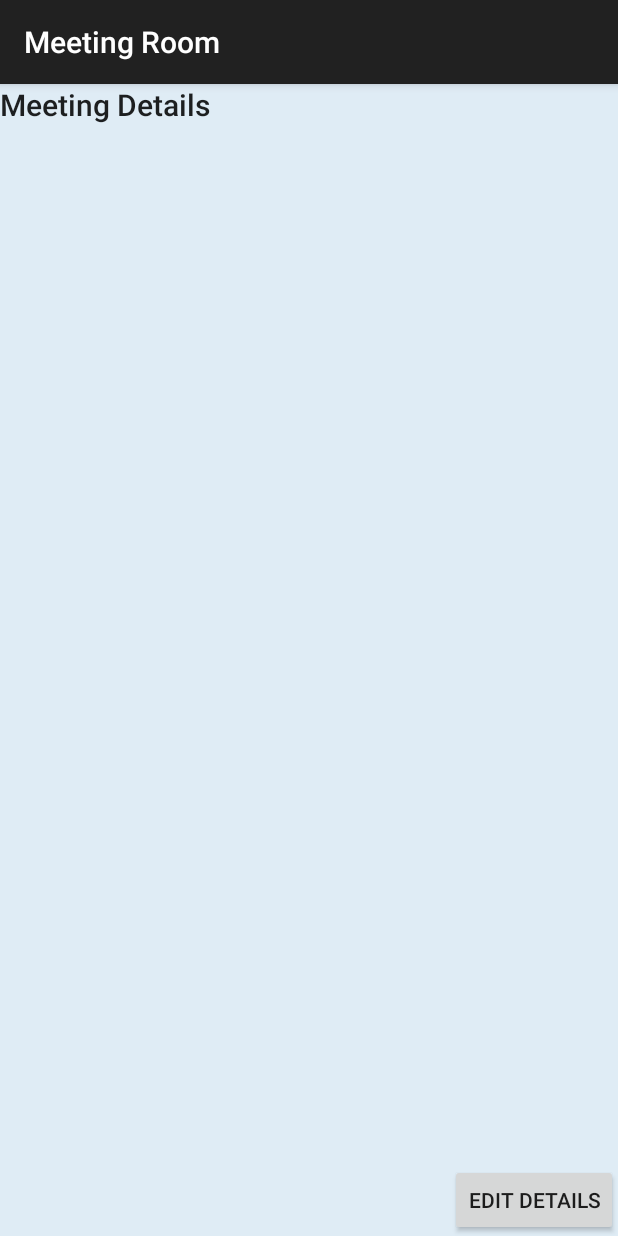
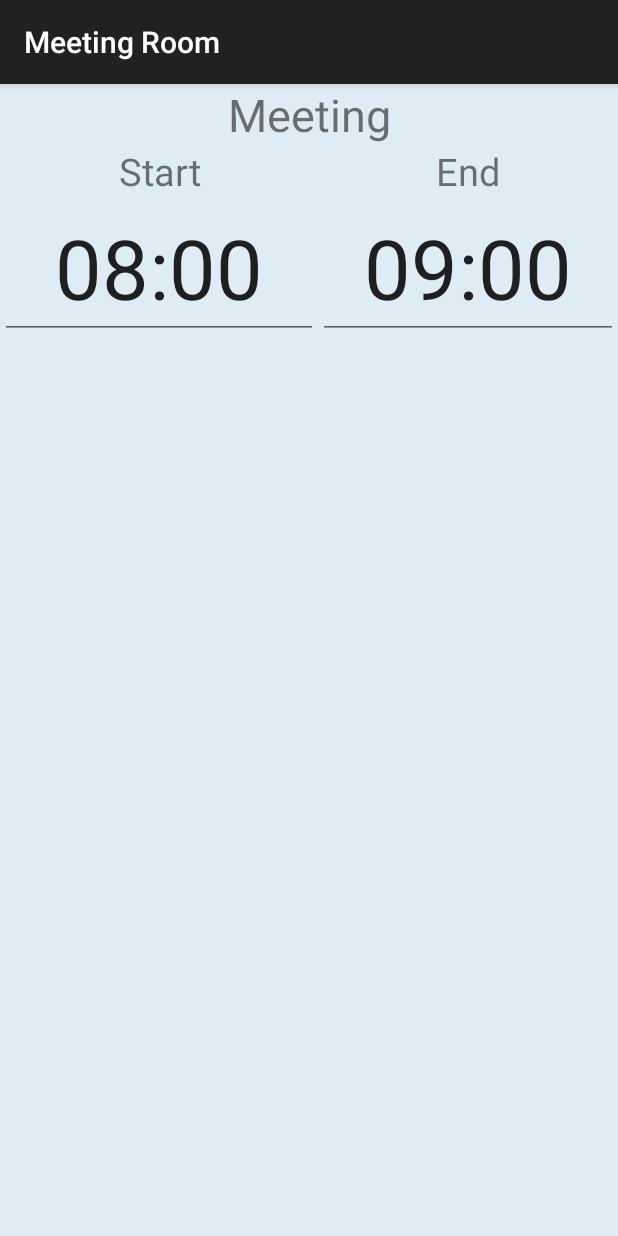
Before and after one commit to IMQS/imqs-android, an Android app: the fragment DetailFragment shown on its own in the app's theme, on a phone screen of 412 x 824 dp. Run offline under Robolectric (Android 15) with nearby library versions, the phone set to English and light mode, and no system bars; 1 statement that could not run was skipped.

Commit message:
modified layout for detail screen, including listeners for time clicks.

```diff
--- a/imqs-meeting-room/src/main/java/za/co/imqs/meetingroom/DetailFragment.java
+++ b/imqs-meeting-room/src/main/java/za/co/imqs/meetingroom/DetailFragment.java
@@ -1,14 +1,17 @@
 package za.co.imqs.meetingroom;
 
 import android.app.Activity;
+import android.app.Dialog;
 import android.app.Fragment;
 import android.app.FragmentTransaction;
+import android.app.TimePickerDialog;
 import android.graphics.Color;
 import android.os.Bundle;
 import android.view.LayoutInflater;
 import android.view.View;
 import android.view.ViewGroup;
-import android.widget.Button;
+import android.widget.EditText;
+import android.widget.TimePicker;
 
 /**
  * This indicates the details of a meeting
@@ -16,17 +19,22 @@ import android.widget.Button;
  */
 public class DetailFragment extends Fragment implements View.OnClickListener {
 
+    Detail detail = null;
+
     @Override
     public View onCreateView(LayoutInflater inflater, ViewGroup container, Bundle savedInstanceState) {
         View result = inflater.inflate(R.layout.fragment_detail, container, false);
         result.setBackgroundColor(Color.parseColor("#DFECF5"));
+        detail = Detail.getDetail();
         result = initiateButtons(result);
         return result;
     }
 
     public View initiateButtons(View view) {
-        final Button buttonEditDetail = (Button) view.findViewById(R.id.button_edit_detail);
-        buttonEditDetail.setOnClickListener(this);
+        final View startTime = (View) view.findViewById(R.id.fragment_detail_start_time);
+        final View endTime = (View) view.findViewById(R.id.fragment_detail_end_time);
+        startTime.setOnClickListener(this);
+        endTime.setOnClickListener(this);
         return view;
     }
 
@@ -58,25 +66,41 @@ public class DetailFragment extends Fragment implements View.OnClickListener {
     @Override
     public void onClick(View view) {
         switch (view.getId()) {
-            case R.id.button_edit_detail: onClickButtonEditDetail(view);
+            case R.id.fragment_detail_start_time: onClickStartTime(view, detail);
+            case R.id.fragment_detail_end_time: onClickEndTime(view, detail);
         }
     }
 
     /**
-     * Button action for editing a meeting's details
+     * TODO Refacrotr onClickStartTime() and onClickEndTime() to be DRY
+     * Opens the Start Time Dialog
      */
-    public View onClickButtonEditDetail(View view) {
+    public View onClickStartTime(final View view, final Detail detail) {
+        TimePickerDialog dialog = new TimePickerDialog(getActivity().getApplicationContext(), new TimePickerDialog.OnTimeSetListener() {
+            @Override
+            public void onTimeSet(TimePicker timePicker, int hour, int minute) {
+                detail.setStartTime(hour, minute);
+                ((EditText)view).setText(hour + ":" + minute);
+            }
+        }, this.detail.getStartTimeHour(), this.detail.getStartTimeMin(), true);
+        dialog.setTitle("Select Meeting Start Time");
+        dialog.show();
+        return view;
+    }
 
-        Activity parentActivity = (Activity)this.getActivity();
-
-        FragmentTransaction transaction = parentActivity.getFragmentManager().beginTransaction();
-        Fragment newFragment = new EditDetailFragment();
-        transaction.hide(this);
-        transaction.replace(R.id.container_detail, newFragment, "EditDetailsTag");
-        transaction.addToBackStack(null);
-        transaction.commit();
-
-
+    /**
+     * Opens the End Time Dialog
+     */
+    public View onClickEndTime(final View view, final Detail detail) {
+        TimePickerDialog dialog = new TimePickerDialog(getActivity().getApplicationContext(), new TimePickerDialog.OnTimeSetListener() {
+            @Override
+            public void onTimeSet(TimePicker timePicker, int hour, int minute) {
+                detail.setEndTime(hour, minute);
+                ((EditText)view).setText( hour + ":" + minute);
+            }
+        }, this.detail.getStartTimeHour(), this.detail.getStartTimeMin(), true);
+        dialog.setTitle("Select Meeting End Time");
+        dialog.show();
         return view;
     }
 }
--- a/imqs-meeting-room/src/main/java/za/co/imqs/meetingroom/MainActivity.java
+++ b/imqs-meeting-room/src/main/java/za/co/imqs/meetingroom/MainActivity.java
@@ -6,9 +6,14 @@ import android.app.FragmentTransaction;
 import android.os.Bundle;
 import android.view.View;
 
+import java.util.Date;
+
 public class MainActivity extends Activity {
 
 	public static String MESSAGE = "inter_activity_key";
+
+    Date startTime;
+    Date endTime;
 
 	@Override
 	protected void onCreate(Bundle savedInstanceState) {
--- a/imqs-meeting-room/src/main/res/layout/fragment_detail.xml
+++ b/imqs-meeting-room/src/main/res/layout/fragment_detail.xml
@@ -1,21 +1,68 @@
-<GridLayout xmlns:android="http://schemas.android.com/apk/res/android"
-    android:id="@+id/fragment_detail"
-    android:layout_width="fill_parent"
-    android:layout_height="fill_parent"
-    android:orientation="horizontal">
+<TableLayout xmlns:android="http://schemas.android.com/apk/res/android"
+    android:id="@+id/fragment_detail_inner"
+    android:layout_width="match_parent"
+    android:layout_height="match_parent"
+    android:orientation="horizontal"
+    android:stretchColumns="*">
 
-    <TextView android:id="@+id/header_detail_view_text"
-        android:hint="@string/header_detail_message"
-        android:text="@string/header_detail_message"
-        android:layout_width="wrap_content"
-        android:layout_height="wrap_content"
-        style="@style/TextAppearance.AppCompat.Widget.ActionMode.Title" />
+    <TableRow
+        android:layout_width="match_parent"
+        android:layout_height="wrap_content">
 
-    <Button
-        android:id="@+id/button_edit_detail"
-        android:layout_width="wrap_content"
-        android:layout_height="wrap_content"
-        android:text="@string/button_edit_detail"
-        android:layout_gravity="bottom|right" />
 
-</GridLayout>
+        <TextView android:id="@+id/fragment_detail_header"
+            android:hint="@string/fragment_detail_header"
+            android:text="@string/fragment_detail_header"
+            android:layout_width="match_parent"
+            android:layout_height="wrap_content"
+            android:layout_span="2"
+            android:textSize="30sp"
+            android:singleLine="true"
+            android:gravity="center" />
+
+
+    </TableRow>
+
+    <TableRow
+        android:layout_width="match_parent"
+        android:layout_height="wrap_content">
+
+        <TextView android:id="@+id/fragment_detail_start_time_label"
+            android:text="@string/fragment_detail_start_time_label_text"
+            android:layout_width="wrap_content"
+            android:layout_height="wrap_content"
+            android:gravity="center"
+            android:textSize="25sp" />
+
+        <TextView android:id="@+id/fragment_detail_end_time_label"
+            android:text="@string/fragment_detail_end_time_label_text"
+            android:layout_width="wrap_content"
+            android:layout_height="wrap_content"
+            android:gravity="center"
+            android:textSize="25sp" />
+    </TableRow>
+
+    <TableRow
+        android:layout_width="match_parent"
+        android:layout_height="wrap_content">
+
+        <EditText android:id="@+id/fragment_detail_start_time"
+            android:hint="@string/fragment_detail_start_time_hint"
+            android:text="@string/fragment_detail_start_time_text"
+            android:layout_width="40dp"
+            android:layout_height="wrap_content"
+            android:singleLine="true"
+            android:gravity="center"
+            android:textSize="55sp" />
+
+        <EditText android:id="@+id/fragment_detail_end_time"
+            android:hint="@string/fragment_detail_end_time_hint"
+            android:text="@string/fragment_detail_end_time_text"
+            android:layout_width="40dp"
+            android:layout_height="wrap_content"
+            android:singleLine="true"
+            android:gravity="center"
+            android:textSize="55sp" />
+    </TableRow>
+
+</TableLayout>
--- a/imqs-meeting-room/src/main/res/layout/fragment_edit_detail.xml
+++ b/imqs-meeting-room/src/main/res/layout/fragment_edit_detail.xml
@@ -4,6 +4,8 @@
     android:layout_width="fill_parent"
     android:layout_height="fill_parent"
     android:orientation="horizontal">
+
+
 
     <Button
         android:id="@+id/button_save_detail"
--- a/imqs-meeting-room/src/main/res/values/strings.xml
+++ b/imqs-meeting-room/src/main/res/values/strings.xml
@@ -9,11 +9,16 @@
 
     <string name="action_settings">Settings</string>
 
-    <string name="header_detail_message">Meeting Details</string>
+    <string name="fragment_detail_header">Meeting</string>
+
+    <string name="fragment_detail_start_time_label_text">Start</string>
+    <string name="fragment_detail_start_time_hint">Choose the time at which your meeting will begin</string>
+    <string name="fragment_detail_start_time_text">08:00</string>
+
+    <string name="fragment_detail_end_time_label_text">End</string>
+    <string name="fragment_detail_end_time_hint">Choose the time at which your meeting will end</string>
+    <string name="fragment_detail_end_time_text">09:00</string>
 
     <string name="title_activity_main">Meeting Room</string>
-    <string name="title_activity_edit_meeting">EditMeeting</string>
-    <string name="hello_world">Hello world!</string>
-    <string name="title_activity_edit_room">EditRoomActivity</string>
 
 </resources>
```
